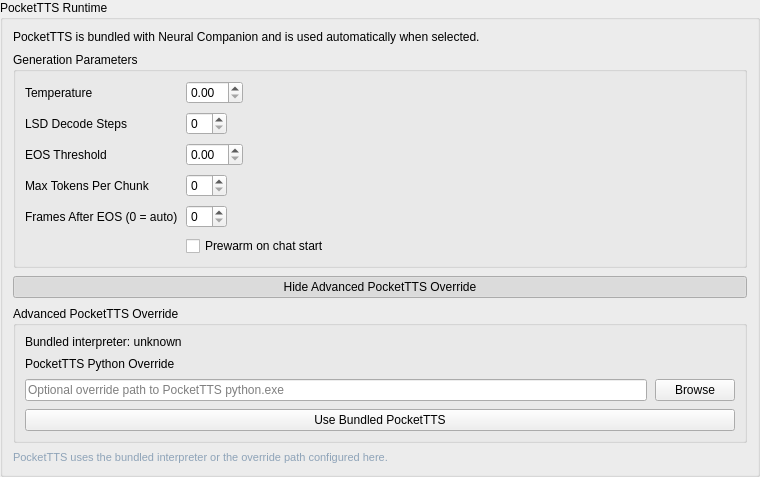
Qt form addons/pockettts/ui/pockettts.ui (Rakile/NeuralCompanion) before a commit.
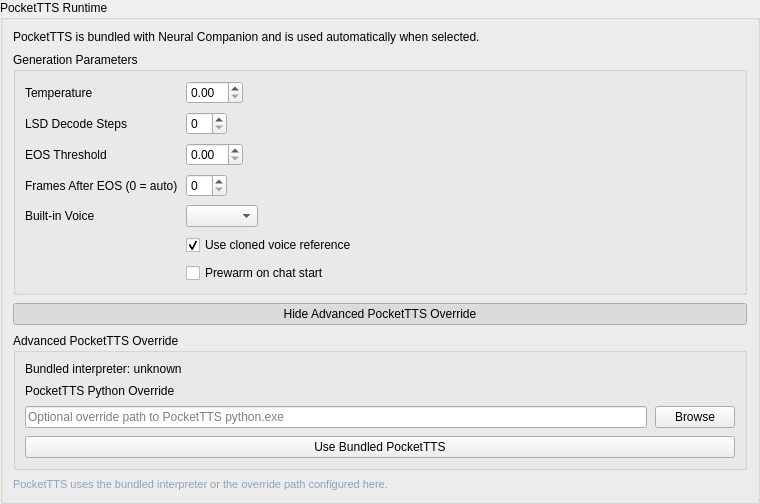
The same form after that commit.

The edit to the form file:
```diff
--- a/addons/pockettts/ui/pockettts.ui
+++ b/addons/pockettts/ui/pockettts.ui
@@ -100,26 +100,36 @@
           <widget class="QDoubleSpinBox" name="pockettts_eos_threshold_spin"/>
          </item>
          <item row="3" column="0">
-          <widget class="QLabel" name="pockettts_max_tokens_label">
-           <property name="text">
-            <string>Max Tokens Per Chunk</string>
-           </property>
-          </widget>
-         </item>
-         <item row="3" column="1">
-          <widget class="QSpinBox" name="pockettts_max_tokens_spin"/>
-         </item>
-         <item row="4" column="0">
           <widget class="QLabel" name="pockettts_frames_after_eos_label">
            <property name="text">
             <string>Frames After EOS (0 = auto)</string>
            </property>
           </widget>
          </item>
-         <item row="4" column="1">
+         <item row="3" column="1">
           <widget class="QSpinBox" name="pockettts_frames_after_eos_spin"/>
          </item>
+         <item row="4" column="0">
+          <widget class="QLabel" name="pockettts_builtin_voice_label">
+           <property name="text">
+            <string>Built-in Voice</string>
+           </property>
+          </widget>
+         </item>
+         <item row="4" column="1">
+          <widget class="QComboBox" name="pockettts_builtin_voice_combo"/>
+         </item>
          <item row="5" column="1">
+          <widget class="QCheckBox" name="pockettts_use_cloned_voice_checkbox">
+           <property name="text">
+            <string>Use cloned voice reference</string>
+           </property>
+           <property name="checked">
+            <bool>true</bool>
+           </property>
+          </widget>
+         </item>
+         <item row="6" column="1">
           <widget class="QCheckBox" name="pockettts_prewarm_checkbox">
            <property name="text">
             <string>Prewarm on chat start</string>
```
